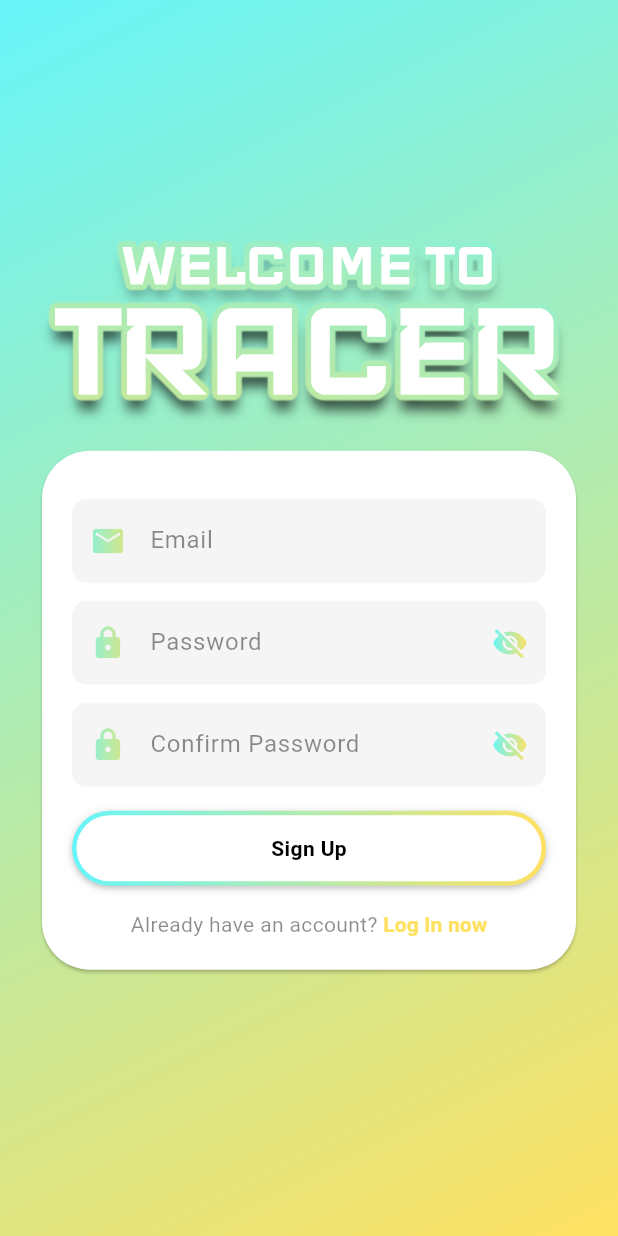
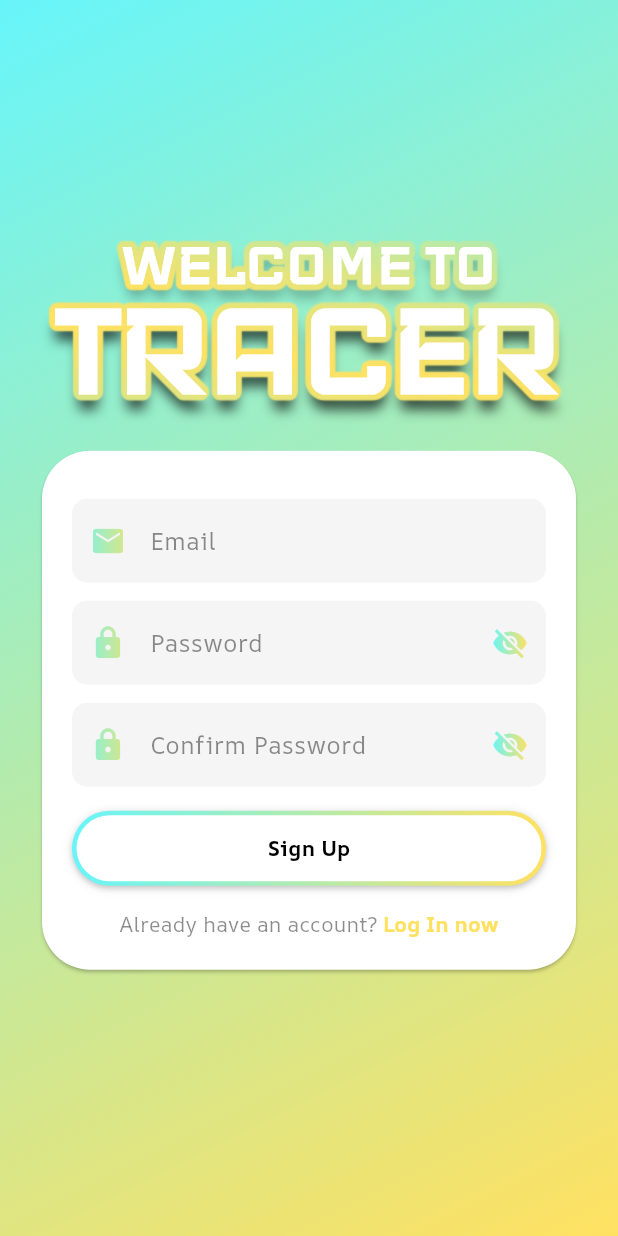
Before and after one commit to madgallego/TRACER, a Flutter app: the screen it shows after launch, after a tap on "Sign Up now", on a phone screen of 412 x 824 dp. Run offline on Flutter 3.47's test engine with Material 3 defaults, Android fonts, the phone set to English and light mode, and no system bars; our stand-ins replace camera, envied, image_picker, native_device_orientation, supabase_flutter; missing offline and left inert: google_mlkit_text_recognition, number_to_words_english; accounts and stored records are empty; generated files the repository leaves out were written again.

Commit message:
minor ui adjustments

```diff
--- a/lib/screens/login_screen.dart
+++ b/lib/screens/login_screen.dart
@@ -156,10 +156,10 @@ class _LoginScreenState extends State<LoginScreen> {
                                 TextField(
                                   controller: _emailController,
                                   keyboardType: TextInputType.emailAddress,
-                                  style: const TextStyle(color: Colors.black),
+                                  style: const TextStyle(color: Colors.black, fontFamily: "AROneSans"),
                                   decoration: InputDecoration(
                                     hintText: 'Email',
-                                    hintStyle: TextStyle(color: Colors.black45),
+                                    hintStyle: TextStyle(color: Colors.black45, fontFamily: "AROneSans"),
                                     filled: true,
                                     fillColor: Colors.grey.withOpacity(0.1),
                                     border: OutlineInputBorder(
@@ -180,11 +180,11 @@ class _LoginScreenState extends State<LoginScreen> {
                                 const SizedBox(height: 12),
                                 TextField(
                                   controller: _passwordController,
-                                  style: const TextStyle(color: Colors.black),
+                                  style: const TextStyle(color: Colors.black, fontFamily: "AROneSans"),
                                   obscureText: !_passwordVisible,
                                   decoration: InputDecoration(
                                     hintText: 'Password',
-                                    hintStyle: TextStyle(color: Colors.black45),
+                                    hintStyle: TextStyle(color: Colors.black45, fontFamily: "AROneSans"),
                                     filled: true,
                                     fillColor: Colors.grey.withOpacity(0.1),
                                     border: OutlineInputBorder(
@@ -236,6 +236,7 @@ class _LoginScreenState extends State<LoginScreen> {
                                         color: Colors.black,
                                         fontSize: 14,
                                         fontWeight: FontWeight.bold,
+                                        fontFamily: "AROneSans"
                                       ),
                                     ),
                                   ),
@@ -247,7 +248,7 @@ class _LoginScreenState extends State<LoginScreen> {
                                   children: [
                                     const Text(
                                       "Don't have an account? ",
-                                      style: TextStyle(color: Colors.black45),
+                                      style: TextStyle(color: Colors.black45, fontFamily: "AROneSans"),
                                     ),
                                     TextButton(
                                       onPressed: () {
@@ -266,6 +267,7 @@ class _LoginScreenState extends State<LoginScreen> {
                                         style: TextStyle(
                                           color: AppDesign.primaryGradientEnd,
                                           fontWeight: FontWeight.bold,
+                                          fontFamily: "AROneSans"
                                         ),
                                       )
                                     )
--- a/lib/screens/signup_screen.dart
+++ b/lib/screens/signup_screen.dart
@@ -105,7 +105,8 @@ class _SignupScreenState extends State<SignupScreen> {
                               gradient: LinearGradient(
                                 colors: [
                                   AppDesign.primaryGradientStart,
-                                  AppDesign.primaryGradientEnd
+                                  AppDesign.primaryGradientEnd,
+                                  AppDesign.primaryGradientStart
                                 ],
                               ),
                               shadows: [
@@ -131,7 +132,8 @@ class _SignupScreenState extends State<SignupScreen> {
                               gradient: LinearGradient(
                                 colors: [
                                   AppDesign.primaryGradientStart,
-                                  AppDesign.primaryGradientEnd
+                                  AppDesign.primaryGradientEnd,
+                                  AppDesign.primaryGradientStart
                                 ],
                               ),
                               shadows: [
@@ -165,10 +167,10 @@ class _SignupScreenState extends State<SignupScreen> {
                                 TextField(
                                   controller: _emailController,
                                   keyboardType: TextInputType.emailAddress,
-                                  style: const TextStyle(color: Colors.black),
+                                  style: const TextStyle(color: Colors.black, fontFamily: "AROneSans"),
                                   decoration: InputDecoration(
                                     hintText: 'Email',
-                                    hintStyle: TextStyle(color: Colors.black45),
+                                    hintStyle: TextStyle(color: Colors.black45, fontFamily: "AROneSans"),
                                     filled: true,
                                     fillColor: Colors.grey.withOpacity(0.1),
                                     border: OutlineInputBorder(
@@ -189,11 +191,11 @@ class _SignupScreenState extends State<SignupScreen> {
                                 const SizedBox(height: 12),
                                 TextField(
                                   controller: _passwordController,
-                                  style: const TextStyle(color: Colors.black),
+                                  style: const TextStyle(color: Colors.black, fontFamily: "AROneSans"),
                                   obscureText: !_passwordVisible,
                                   decoration: InputDecoration(
                                     hintText: 'Password',
-                                    hintStyle: TextStyle(color: Colors.black45),
+                                    hintStyle: TextStyle(color: Colors.black45, fontFamily: "AROneSans"),
                                     filled: true,
                                     fillColor: Colors.grey.withOpacity(0.1),
                                     border: OutlineInputBorder(
@@ -229,11 +231,11 @@ class _SignupScreenState extends State<SignupScreen> {
                                 const SizedBox(height: 12),
                                 TextField(
                                   controller: _confirmPasswordController,
-                                  style: const TextStyle(color: Colors.black),
+                                  style: const TextStyle(color: Colors.black, fontFamily: "AROneSans"),
                                   obscureText: !_confirmPasswordVisible,
                                   decoration: InputDecoration(
                                     hintText: 'Confirm Password',
-                                    hintStyle: TextStyle(color: Colors.black45),
+                                    hintStyle: TextStyle(color: Colors.black45, fontFamily: "AROneSans"),
                                     filled: true,
                                     fillColor: Colors.grey.withOpacity(0.1),
                                     border: OutlineInputBorder(
@@ -285,6 +287,7 @@ class _SignupScreenState extends State<SignupScreen> {
                                         color: Colors.black,
                                         fontSize: 14,
                                         fontWeight: FontWeight.bold,
+                                        fontFamily: "AROneSans"
                                       ),
                                     ),
                                   ),
@@ -296,7 +299,7 @@ class _SignupScreenState extends State<SignupScreen> {
                                   children: [
                                     const Text(
                                       "Already have an account? ",
-                                      style: TextStyle(color: Colors.black45),
+                                      style: TextStyle(color: Colors.black45, fontFamily: "AROneSans"),
                                     ),
                                     TextButton(
                                       onPressed: () {
@@ -312,6 +315,7 @@ class _SignupScreenState extends State<SignupScreen> {
                                         style: TextStyle(
                                           color: AppDesign.primaryGradientEnd,
                                           fontWeight: FontWeight.bold,
+                                          fontFamily: "AROneSans"
                                         ),
                                       )
                                     )
--- a/lib/widgets/gradient_border_snackbar.dart
+++ b/lib/widgets/gradient_border_snackbar.dart
@@ -51,6 +51,7 @@ class GradientBorderSnackbar extends SnackBar {
                   style: const TextStyle(
                     color: AppDesign.appOffblack,
                     fontWeight: FontWeight.bold,
+                    fontFamily: "AROneSans"
                   ),
                   textAlign: TextAlign.center,
                 ),
```
